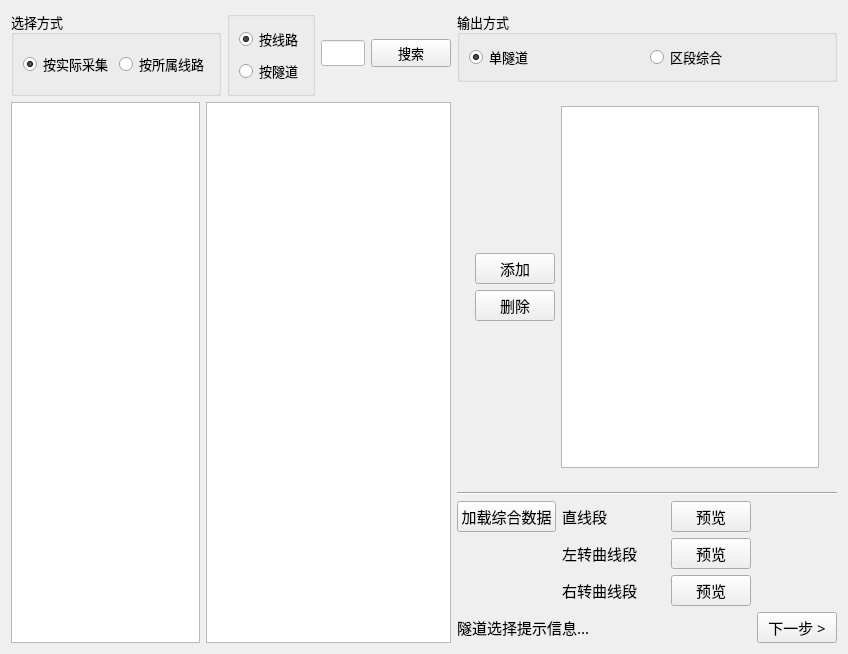
Above: v1.0/module/lz_db/src/gui/select_historical_tunnel.ui from fanxiang090909/Railway-Tunnel-Construction-Dlearance-Measure-LanZhou before the change. Below: the same form after it.
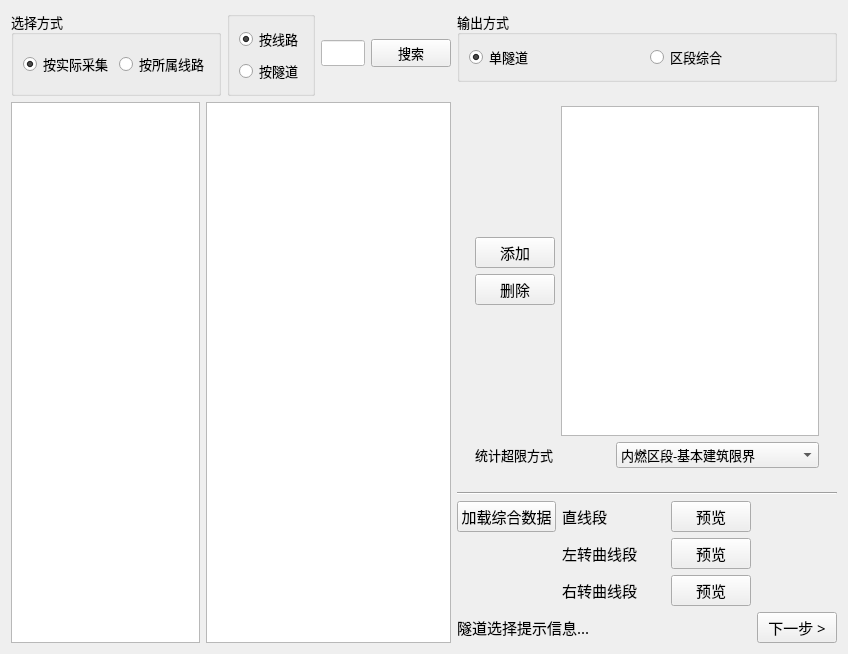
That is the form after the change. The open tabs and pages were chosen to show the change. Icons and pictures are not drawn.

The edit to the form file:
```diff
--- a/v1.0/module/lz_db/src/gui/select_historical_tunnel.ui
+++ b/v1.0/module/lz_db/src/gui/select_historical_tunnel.ui
@@ -277,8 +277,8 @@
         <layout class="QHBoxLayout" name="horizontalLayout_8">
          <item>
           <widget class="QWidget" name="multipagewidget" native="true">
-           <layout class="QVBoxLayout" name="verticalLayout_5">
-            <item>
+           <layout class="QGridLayout" name="gridLayout_5">
+            <item row="0" column="0">
              <layout class="QHBoxLayout" name="horizontalLayout_3">
               <item>
                <layout class="QVBoxLayout" name="verticalLayout_9">
@@ -349,6 +349,59 @@
               </item>
              </layout>
             </item>
+            <item row="1" column="0">
+             <layout class="QHBoxLayout" name="horizontalLayout_4">
+              <item>
+               <widget class="QLabel" name="label_4">
+                <property name="font">
+                 <font>
+                  <family>微软雅黑</family>
+                  <pointsize>10</pointsize>
+                 </font>
+                </property>
+                <property name="text">
+                 <string>统计超限方式</string>
+                </property>
+               </widget>
+              </item>
+              <item>
+               <widget class="QComboBox" name="comboBox_OutImageType">
+                <property name="minimumSize">
+                 <size>
+                  <width>200</width>
+                  <height>0</height>
+                 </size>
+                </property>
+                <property name="font">
+                 <font>
+                  <family>微软雅黑</family>
+                  <pointsize>10</pointsize>
+                 </font>
+                </property>
+                <item>
+                 <property name="text">
+                  <string>内燃区段-基本建筑限界</string>
+                 </property>
+                </item>
+                <item>
+                 <property name="text">
+                  <string>电力区段-基本建筑限界</string>
+                 </property>
+                </item>
+                <item>
+                 <property name="text">
+                  <string>内燃区段-双层集装箱建筑限界</string>
+                 </property>
+                </item>
+                <item>
+                 <property name="text">
+                  <string>电力区段-双层集装箱建筑限界</string>
+                 </property>
+                </item>
+               </widget>
+              </item>
+             </layout>
+            </item>
            </layout>
           </widget>
          </item>
```
Left out of the diff: 2 changed lines with no effect on the pictures.
